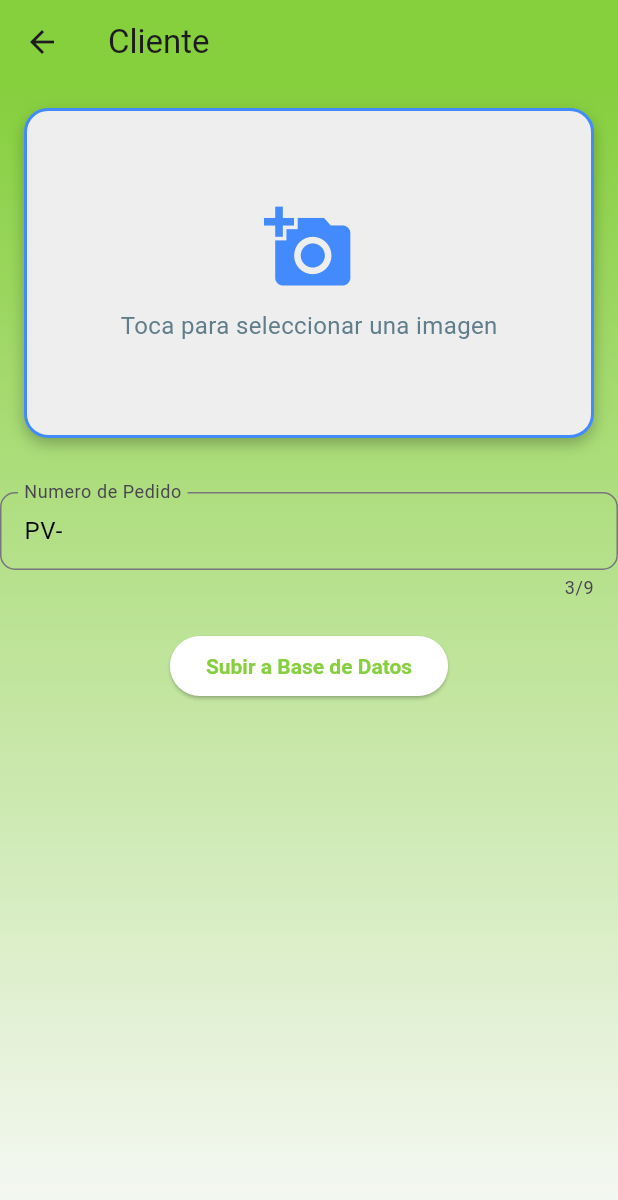
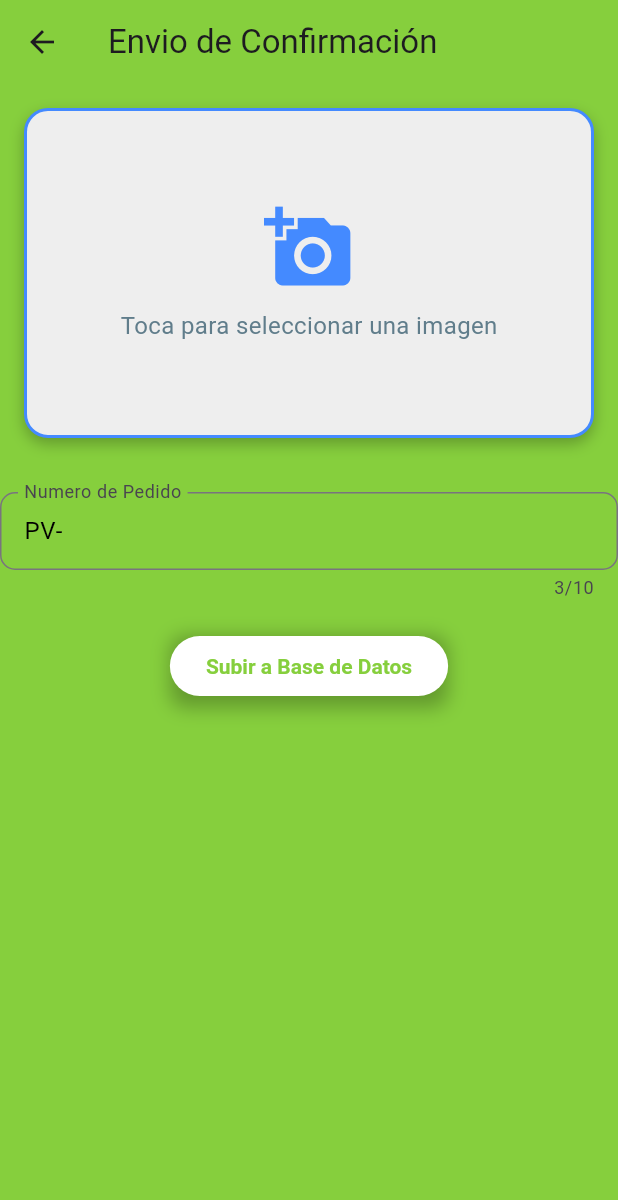
Before and after one commit to oliver003/Data-Validation, a Flutter app: the Cliente screen opened by its route, on a phone screen of 412 x 824 dp. Shown: the top 1200 px of the screen. Run offline on Flutter 3.47's test engine with Material 3 defaults, Android fonts, the light colour scheme and no system bars; our stand-ins replace cloud_firestore, file_picker, firebase_core, firebase_storage, image_picker; accounts and stored records are empty.

Commit message:
finalizacion de los estilos

```diff
--- a/lib/vistas/cliente.dart
+++ b/lib/vistas/cliente.dart
@@ -67,11 +67,12 @@ class _ClienteState extends State<Cliente> {
   @override
   Widget build(BuildContext context) {
     return Scaffold(
+       extendBodyBehindAppBar: true,
       appBar: AppBar(
-        title: const Text('Cliente'),
-        backgroundColor: const Color.fromRGBO(134, 207, 61, 1),
+        title: const Text('Envio de Confirmación'),
+        backgroundColor: Colors.transparent,
+        elevation: 0,
       ),
-
       body: Container(
         width: double.infinity,
         height: double.infinity,
@@ -79,13 +80,13 @@ class _ClienteState extends State<Cliente> {
           gradient: LinearGradient(
             colors: [
               Color.fromRGBO(134, 207, 61, 1),   // Verde pastel
-              Color.fromRGBO(248, 249, 248, 1) // Blanco suave
+              Color.fromRGBO(134, 207, 61, 1)
             ],
             begin: Alignment.topCenter,
             end: Alignment.bottomCenter,
           ),
         ),
-
+        child: SafeArea(
           child: Column(
             children: [
               GestureDetector(
@@ -148,9 +149,9 @@ class _ClienteState extends State<Cliente> {
                     TextFormField(
                       controller: N_Pedido,
                       style: const TextStyle(color: Colors.black),
-                    maxLength: 9,
+                      maxLength: 10,
                       inputFormatters: [
-                      PrefixDigitsFormatter(prefix: _prefix, maxDigits: 6),
+                        PrefixDigitsFormatter(prefix: _prefix, maxDigits: 7),
                       ],
                       validator: (value) {
                         if (value == null || value.isEmpty) {
@@ -174,11 +175,23 @@ class _ClienteState extends State<Cliente> {
 
                     const SizedBox(height: 20),
 
-                  ElevatedButton(
+                    Container(
+                      decoration: BoxDecoration(
+                        boxShadow: [
+                          BoxShadow(
+                            color: Colors.black26,
+                            blurRadius: 10,
+                            offset: Offset(0, 4),
+                          ),
+                        ],
+                        borderRadius: BorderRadius.circular(10),
+                      ),
+                      child: ElevatedButton(
                         style: ElevatedButton.styleFrom(
-                      foregroundColor: const Color.fromRGBO(134, 207, 61, 1), // 👈 CAMBIO
-                      backgroundColor: Colors.white,                         // 👈 CAMBIO
+                          foregroundColor: const Color.fromRGBO(134, 207, 61, 1),
+                          backgroundColor: Colors.white,
                           textStyle: const TextStyle(fontWeight: FontWeight.bold),
+                          elevation: 0,
                         ),
                         onPressed: () async {
                           if (formKey.currentState!.validate()) {
@@ -241,12 +254,14 @@ class _ClienteState extends State<Cliente> {
                         },
                         child: const Text("Subir a Base de Datos"),
                       ),
+                    ),
                   ],
                 ),
               ),
             ],
           ),
         ),
+      ),
     );
   }
 }
```
Also changed, not shown: lib/vistas/contable.dart (+19 -9 lines), lib/vistas/login.dart (+27 -11 lines). Lines whose indentation alone changed are shown as unchanged.
